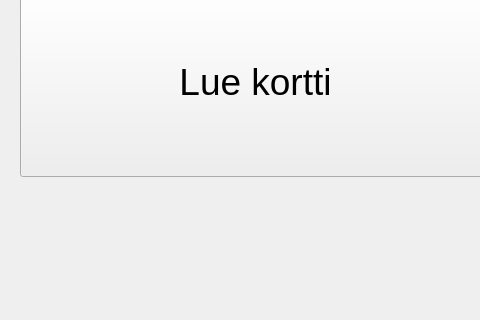
Before: the Qt Designer form BankSimul/mainwindow.ui in MMise/Pankkiautomaatti_K2017, drawn with Qt 5; both pictures show x 110 to 590 and y 151 to 471 of the 753 by 471 pixel window.
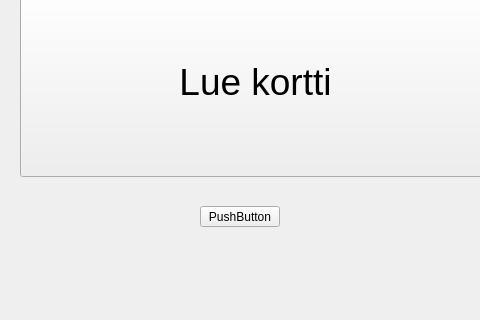
After: the same form once the commit is applied.

```diff
--- a/BankSimul/mainwindow.ui
+++ b/BankSimul/mainwindow.ui
@@ -32,6 +32,19 @@
      <string>Lue kortti</string>
     </property>
    </widget>
+   <widget class="QPushButton" name="pushButtonTESTI">
+    <property name="geometry">
+     <rect>
+      <x>310</x>
+      <y>340</y>
+      <width>80</width>
+      <height>21</height>
+     </rect>
+    </property>
+    <property name="text">
+     <string>PushButton</string>
+    </property>
+   </widget>
   </widget>
   <widget class="QMenuBar" name="menuBar">
    <property name="geometry">
```
